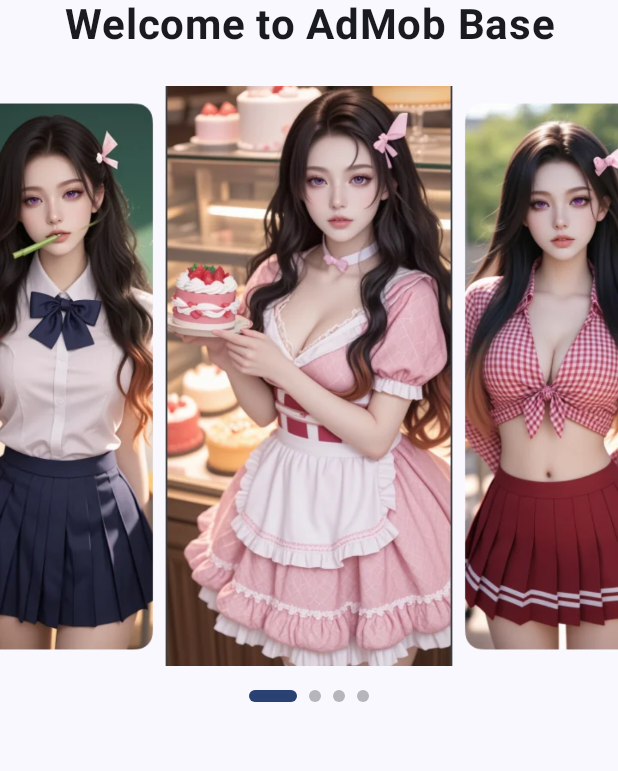
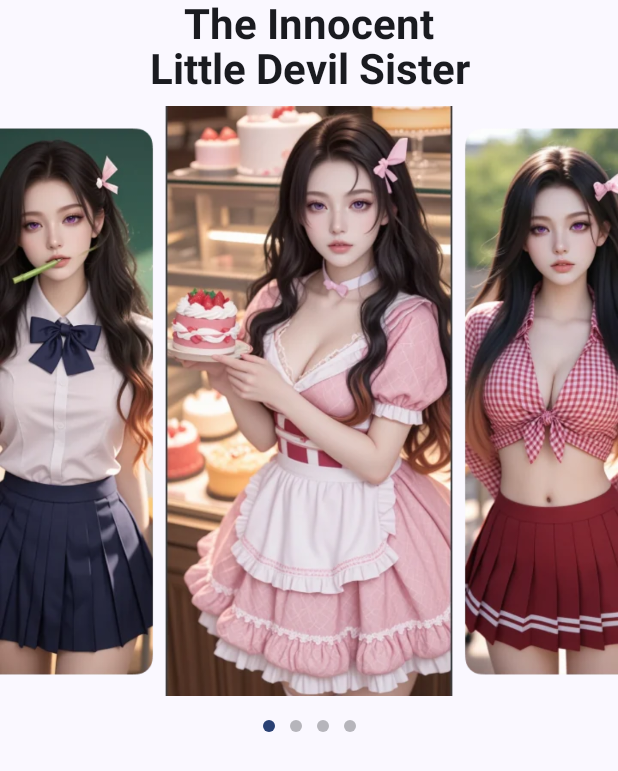
Before and after one commit to TruongAnim/admob_template, an Android app built with Jetpack Compose: the OnboardingActivity screen opened directly, with no data from a screen before it, on a phone screen of 412 x 824 dp. Shown: the top 771 px of the screen. Run offline under Robolectric (Android 15) with nearby library versions, the phone set to English and light mode, and no system bars; our stand-ins replace AdMob; 5 statements that could not run were skipped.

Commit message:
change type dotIndicator, button GET START, title

```diff
--- a/app/src/main/java/com/truonganim/admob/data/OnboardingPage.kt
+++ b/app/src/main/java/com/truonganim/admob/data/OnboardingPage.kt
@@ -1,6 +1,8 @@
 package com.truonganim.admob.data
 
 import androidx.annotation.DrawableRes
+import androidx.compose.ui.unit.Dp
+import androidx.compose.ui.unit.dp
 import com.truonganim.admob.R
 
 /**
@@ -9,7 +11,8 @@ import com.truonganim.admob.R
  */
 data class OnboardingPage(
     val title: String,
-    @DrawableRes val imageRes: Int
+    @DrawableRes val imageRes: Int,
+    val hozizontalPadding: Dp = 0.dp
 )
 
 /**
@@ -19,20 +22,28 @@ data class OnboardingPage(
 object OnboardingPages {
     val pages = listOf(
         OnboardingPage(
-            title = "Welcome to AdMob Base",
-            imageRes = R.drawable.onboarding_1
+            title = "The Innocent\n" +
+                    "Little Devil Sister",
+            imageRes = R.drawable.onboarding_1,
+            hozizontalPadding = 88.dp
         ),
         OnboardingPage(
-            title = "Easy Integration",
-            imageRes = R.drawable.onboarding_2
+            title = "Practice With\n" +
+                    "The Beautiful Swimmer",
+            imageRes = R.drawable.onboarding_2,
+            hozizontalPadding = 54.dp
         ),
         OnboardingPage(
-            title = "Maximize Revenue",
-            imageRes = R.drawable.onboarding_3
+            title = "From Homeless Girl\n" +
+                    "to A Lovely Maid",
+            imageRes = R.drawable.onboarding_3,
+            hozizontalPadding = 74.dp
         ),
         OnboardingPage(
-            title = "Get Started Now",
-            imageRes = R.drawable.onboarding_4
+            title = "A Typical Day\n" +
+                    "of A School Girl",
+            imageRes = R.drawable.onboarding_4,
+            hozizontalPadding = 96.dp
         )
     )
 }
--- a/app/src/main/java/com/truonganim/admob/ui/onboarding/DotIndicator.kt
+++ b/app/src/main/java/com/truonganim/admob/ui/onboarding/DotIndicator.kt
@@ -17,6 +17,7 @@ import androidx.compose.runtime.getValue
 import androidx.compose.ui.Modifier
 import androidx.compose.ui.draw.clip
 import androidx.compose.ui.graphics.Color
+import androidx.compose.ui.unit.Dp
 import androidx.compose.ui.unit.dp
 
 /**
@@ -28,21 +29,17 @@ fun DotIndicator(
     totalDots: Int,
     selectedIndex: Int,
     modifier: Modifier = Modifier,
+    dotSize: Dp = 8.dp,
+    spacing: Dp = 10.dp,
     selectedColor: Color = MaterialTheme.colorScheme.primary,
     unselectedColor: Color = MaterialTheme.colorScheme.onSurface.copy(alpha = 0.3f)
 ) {
     Row(
         modifier = modifier,
-        horizontalArrangement = Arrangement.spacedBy(8.dp)
+        horizontalArrangement = Arrangement.spacedBy(spacing)
     ) {
         repeat(totalDots) { index ->
             val isSelected = index == selectedIndex
-
-            val width by animateDpAsState(
-                targetValue = if (isSelected) 32.dp else 8.dp,
-                animationSpec = tween(durationMillis = 300),
-                label = "dot_width"
-            )
 
             val color by animateColorAsState(
                 targetValue = if (isSelected) selectedColor else unselectedColor,
@@ -52,8 +49,8 @@ fun DotIndicator(
 
             Box(
                 modifier = Modifier
-                    .width(width)
-                    .height(8.dp)
+                    .width(dotSize)
+                    .height(dotSize)
                     .clip(CircleShape)
                     .background(color)
             )
--- a/app/src/main/java/com/truonganim/admob/ui/onboarding/OnboardingPageItem.kt
+++ b/app/src/main/java/com/truonganim/admob/ui/onboarding/OnboardingPageItem.kt
@@ -46,14 +46,17 @@ fun OnboardingPageItem(
         // Title at top
         Text(
             text = page.title,
+            style = MaterialTheme.typography.titleLarge.copy(
+                lineHeight = 30.sp
+            ),
             fontSize = 28.sp,
             fontWeight = FontWeight.Bold,
             color = MaterialTheme.colorScheme.onBackground,
             textAlign = TextAlign.Center,
-            modifier = Modifier.fillMaxWidth()
+            modifier = Modifier.fillMaxWidth().padding(horizontal = page.hozizontalPadding)
         )
 
-        Spacer(modifier = Modifier.height(24.dp))
+        Spacer(modifier = Modifier.height(8.dp))
 
         // Image content
         Image(
--- a/app/src/main/java/com/truonganim/admob/ui/onboarding/OnboardingScreen.kt
+++ b/app/src/main/java/com/truonganim/admob/ui/onboarding/OnboardingScreen.kt
@@ -2,16 +2,16 @@ package com.truonganim.admob.ui.onboarding
 
 import androidx.compose.foundation.ExperimentalFoundationApi
 import androidx.compose.foundation.background
+import androidx.compose.foundation.clickable
 import androidx.compose.foundation.layout.Box
 import androidx.compose.foundation.layout.Column
 import androidx.compose.foundation.layout.fillMaxSize
 import androidx.compose.foundation.layout.fillMaxWidth
 import androidx.compose.foundation.layout.height
 import androidx.compose.foundation.layout.padding
+import androidx.compose.foundation.layout.statusBarsPadding
 import androidx.compose.foundation.pager.HorizontalPager
 import androidx.compose.foundation.pager.rememberPagerState
-import androidx.compose.material3.Button
-import androidx.compose.material3.ButtonDefaults
 import androidx.compose.material3.MaterialTheme
 import androidx.compose.material3.Text
 import androidx.compose.runtime.Composable
@@ -58,6 +58,7 @@ fun OnboardingScreen(
 
     Column(
         modifier = Modifier
+            .statusBarsPadding()
             .fillMaxSize()
             .background(MaterialTheme.colorScheme.background)
     ) {
@@ -82,25 +83,19 @@ fun OnboardingScreen(
         ) {
             if (currentPage == pages.size - 1) {
                 // Last page: Show "Get Started" button
-                Button(
-                    onClick = {
-                        println("🚀 Get Started clicked!")
-                        onGetStarted()
-                    },
+
+                Text(
+                    text = "GET STARTED",
+                    fontSize = 18.sp,
+                    fontWeight = FontWeight.Bold,
                     modifier = Modifier
-                        .fillMaxWidth()
-                        .padding(horizontal = 32.dp),
-                    colors = ButtonDefaults.buttonColors(
-                        containerColor = MaterialTheme.colorScheme.primary
-                    )
-                ) {
-                    Text(
-                        text = "Get Started",
-                        fontSize = 18.sp,
-                        fontWeight = FontWeight.Bold,
-                        modifier = Modifier.padding(vertical = 8.dp)
-                    )
-                }
+                        .padding(vertical = 8.dp)
+                        .clickable {
+                            println("🚀 Get Started clicked!")
+                            onGetStarted()
+                        }
+                )
+
             } else {
                 // Other pages: Show dot indicator
                 DotIndicator(
@@ -115,7 +110,7 @@ fun OnboardingScreen(
         Box(
             modifier = Modifier
                 .fillMaxWidth()
-                .height(340.dp), // Fixed height to maintain consistent layout
+                .height(320.dp), // Fixed height to maintain consistent layout
             contentAlignment = Alignment.Center
         ) {
             // Determine which ad position to show
@@ -136,7 +131,7 @@ fun OnboardingScreen(
     }
 }
 
-@Preview(showBackground = true)
+@Preview(showBackground = true, showSystemUi = true)
 @Composable
 fun OnboardingScreenPreview() {
     AdMobBaseTheme {
```
